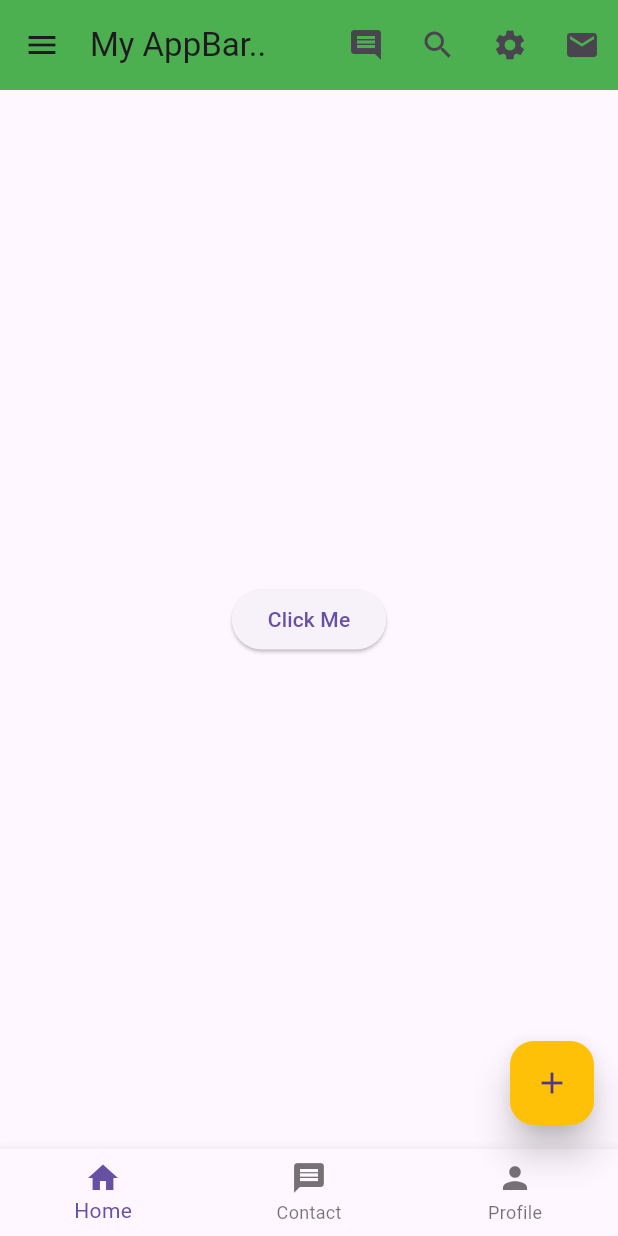
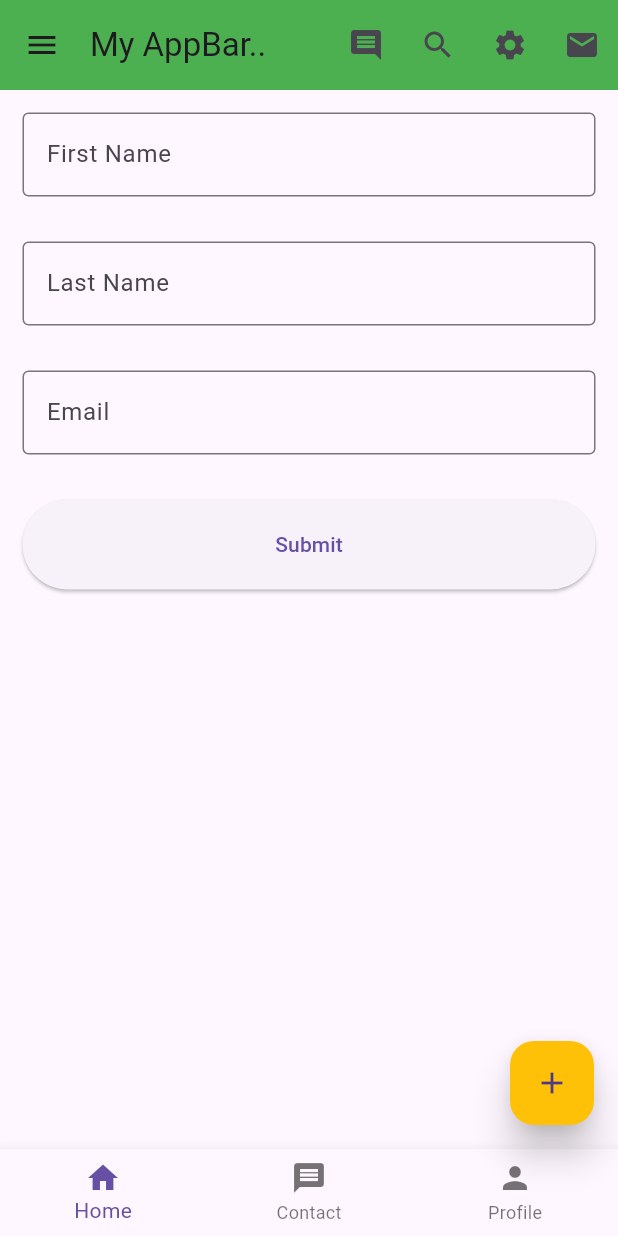
Before and after one commit to mojidul-dev-pwd/flutter-first, a Flutter app: the screen it shows after launch, on a phone screen of 412 x 824 dp. Run offline on Flutter 3.47's test engine with Material 3 defaults, Android fonts, the phone set to English and light mode, and no system bars.

Commit message:
simple-form

```diff
--- a/lib/main.dart
+++ b/lib/main.dart
@@ -57,6 +57,10 @@ class HomeActivity extends StatelessWidget {
     shape: RoundedRectangleBorder(
       borderRadius: BorderRadius.all(Radius.circular(10))
     )
+  );
+
+  ButtonStyle buttonStyle2=ElevatedButton.styleFrom(
+    minimumSize: Size(double.infinity, 60)
   );
 
   @override
@@ -222,11 +226,23 @@ class HomeActivity extends StatelessWidget {
         ],
       ),
       */
+      /*
       body: Center(
         child: ElevatedButton(
           child: Text("Click Me"),onPressed: (){MyAlertDialog(context);},
         ),
       )
+      */
+      body:Column(
+        mainAxisAlignment: MainAxisAlignment.start,
+        children: [
+          Padding(padding: EdgeInsets.all(15), child: TextField(decoration: InputDecoration(border:OutlineInputBorder(),labelText: 'First Name'))),
+          Padding(padding: EdgeInsets.all(15), child: TextField(decoration: InputDecoration(border:OutlineInputBorder(),labelText: 'Last Name'))),
+          Padding(padding: EdgeInsets.all(15), child: TextField(decoration: InputDecoration(border:OutlineInputBorder(),labelText: 'Email'))),
+          Padding(padding: EdgeInsets.all(15), child: ElevatedButton(onPressed:(){}, child: Text("Submit"), style: buttonStyle2))
+
+        ],
+      )
     );
   }
 
```
